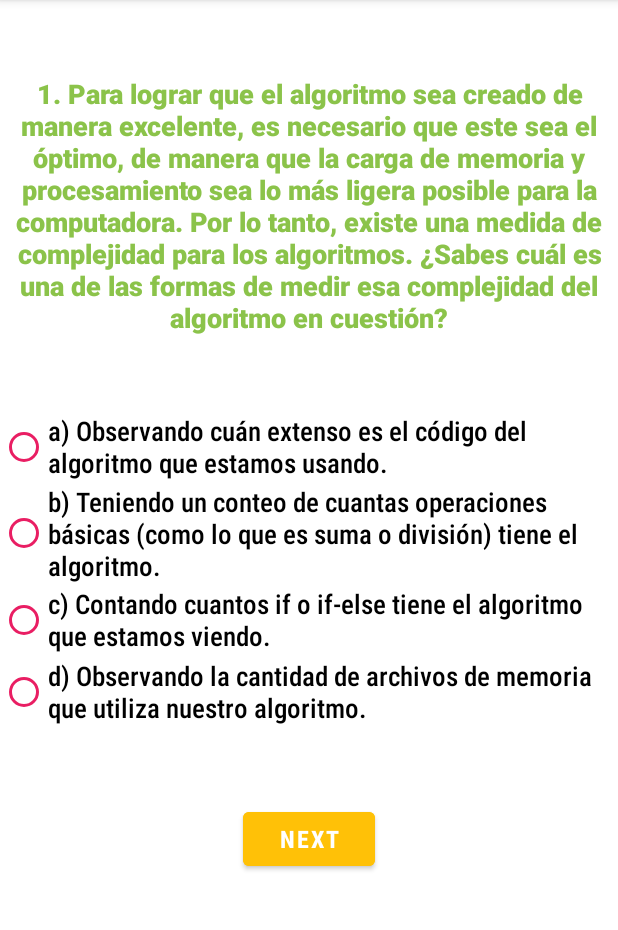
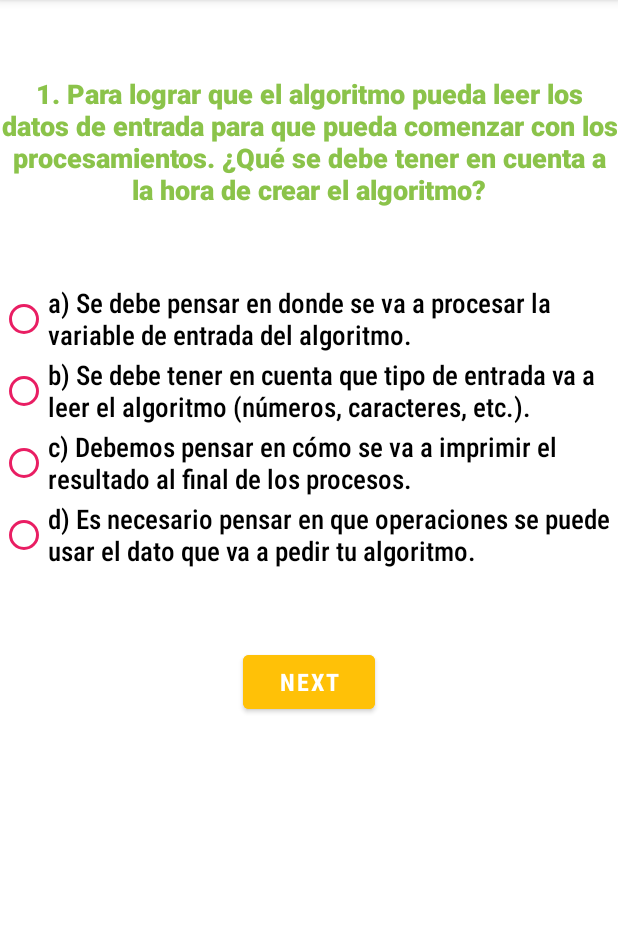
Before and after one commit to tarekth507/Proyecto_5_preguntas, an Android app: the QuestionActivity screen opened directly, with no data from a screen before it, on a phone screen of 412 x 824 dp, the part 84-1014 px from its top. Run offline under Robolectric (Android 15) with nearby library versions, the phone set to English and light mode, and no system bars.

Commit message:
Cambios en las preguntas

```diff
--- a/app/src/main/java/com/example/preguntas/QuestionActivity.java
+++ b/app/src/main/java/com/example/preguntas/QuestionActivity.java
@@ -23,18 +23,18 @@ public class QuestionActivity extends AppCompatActivity {
 
     private String[][] questions = {
             {
-                    "1. Para lograr que el algoritmo sea creado de manera excelente, es necesario que este sea el óptimo, de manera que la carga de memoria y procesamiento sea lo más ligera posible para la computadora. Por lo tanto, existe una medida de complejidad para los algoritmos. ¿Sabes cuál es una de las formas de medir esa complejidad del algoritmo en cuestión?",
-                    "a) Observando cuán extenso es el código del algoritmo que estamos usando.",
-                    "b) Teniendo un conteo de cuantas operaciones básicas (como lo que es suma o división) tiene el algoritmo.",
-                    "c) Contando cuantos if o if-else tiene el algoritmo que estamos viendo.",
-                    "d) Observando la cantidad de archivos de memoria que utiliza nuestro algoritmo."
+                    "1. Para lograr que el algoritmo pueda leer los datos de entrada para que pueda comenzar con los procesamientos. ¿Qué se debe tener en cuenta a la hora de crear el algoritmo?",
+                    "a) Se debe pensar en donde se va a procesar la variable de entrada del algoritmo.",
+                    "b) Se debe tener en cuenta que tipo de entrada va a leer el algoritmo (números, caracteres, etc.).",
+                    "c) Debemos pensar en cómo se va a imprimir el resultado al final de los procesos.",
+                    "d) Es necesario pensar en que operaciones se puede usar el dato que va a pedir tu algoritmo."
             },
             {
-                    "2. Tenemos el siguiente código\nif a > b {\ntemp = a\na = b\nb = temp\n}\n¿Cuál es el propósito de este programa?",
-                    "a) Intercambiar los valores de “a” y “b”.",
-                    "b) Almacenar el valor mayor en una variable temporal para uso posterior.",
-                    "c) Asegurarse de que el valor mayor siempre este almacenado en “b” y el menor en “a”.",
-                    "d) Que “a” siempre sea el mayor."
+                    "2. Si queremos calcular la circunferencia de un círculo dado su radio y la fórmula (2*π*R), ¿Qué valores de la fórmula son variables y qué valores son constantes?",
+                    "a) El valor de π es variable",
+                    "b) Los valores π y R son constantes.",
+                    "c) El valor de π es constante y R es variable.",
+                    "d) Ninguna de las anteriores."
             },
             {
                     "3. Un administrador de base de datos del Banco Doge desea escribir un programa que calcule el interés simple de un préstamo. ¿Cuáles serían los datos necesarios para realizar el cálculo?",
@@ -44,18 +44,18 @@ public class QuestionActivity extends AppCompatActivity {
                     "d)	Capital, tasa de interés y tiempo en años ."
             },
             {
-                    "4. Este tipo de algoritmo es diferente debido a la forma en la que procesa sus tareas durante la compilación. Funciona de manera única, ya que está diseñado con el objetivo de obtener respuestas de la forma más rápida posible. Esto se logra al realizar tareas de manera simultánea durante la ejecución. ¿A qué tipo de algoritmo nos referimos en la descripción anterior?",
-                    "a) Se refiere al algoritmo de recursividad.",
-                    "b) La descripción trata del algoritmo de procesos secuenciales.",
-                    "c) Habla acerca del algoritmo paralelo.",
-                    "d) Las respuestas anteriores no contienen la respuesta correcta."
+                    "4. Los algoritmos tienen se pueden crear para que pueda lidiar con los escenarios en los que se necesita, pero para que estos algoritmos puedan ser los óptimos a la hora de resolver una tarea. ¿Qué debemos pensar primero para que el algoritmo se adapte a la tarea que se debe resolver?",
+                    "a) Debes pensar en que lenguaje de programación lo vas a crear.",
+                    "b) Debemos preguntarnos qué tipo de resultado queremos obtener con el algoritmo.",
+                    "c) Se debe tomar en cuenta las decisiones positivas (un escenario en “si”) y las negativas (un escenario en “no”).",
+                    "d) Las respuestas anteriores no son las correctas para la pregunta."
             },
             {
-                    "5. Si “n” es el tamaño de la entrada de un algoritmo, un programa de complejidad O(n!) le tomará una cierta cantidad de tiempo realizar las operaciones necesarias para llegar al resultado dependiendo del valor “n”. Este tiempo sería:",
-                    "a)	Imposiblemente largo. A cierto punto, el tamaño de la entrada resultaría en un tiempo de ejecución inconcebible, siendo un algoritmo de demasiada complejidad.",
-                    "b)	Lento. Cualquier tamaño de entrada es calculable pero se puede optimizar.",
-                    "c)	Rápido, es un algoritmo altamente efectivo que puede manejar cualquier tamaño de entrada en tan solo milisegundos.",
-                    "d)	Lineal, manejará entradas de tamaño razonable pero tomará demasiado tiempo se le dan demasiadas cifras."
+                    "5. En la operación 5+7(9*3)-28, ¿Cuál sub-operación se realiza primero?",
+                    "a)	(9*3)",
+                    "b)	5-28",
+                    "c)	7(9)",
+                    "d)	5+7"
             }
     };
 
```
